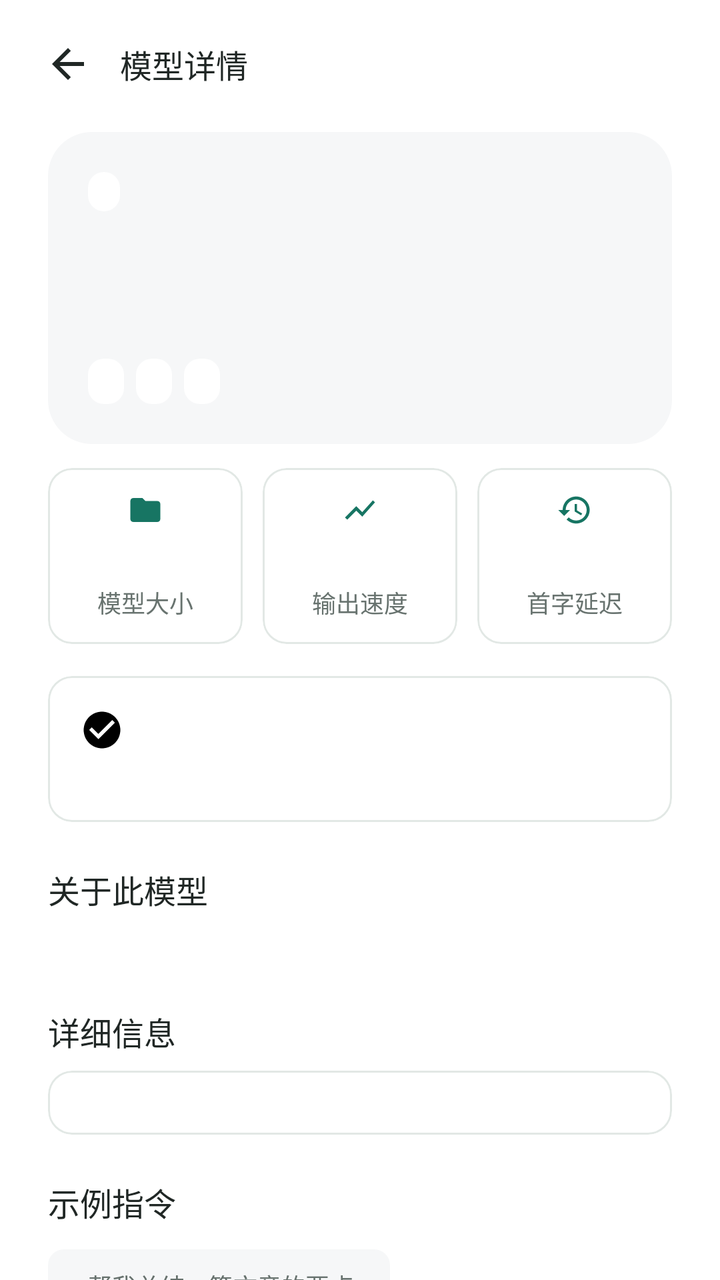
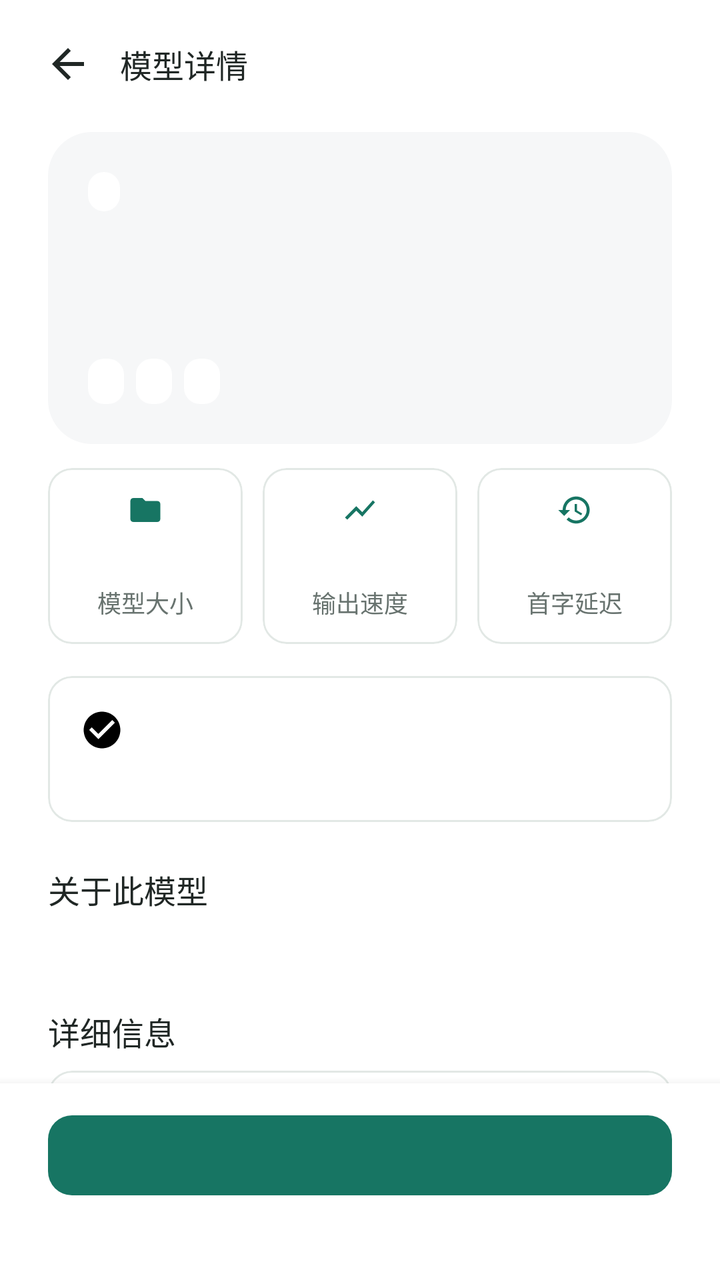

Before-and-after screenshots of an Android layout around one commit, followed by the original layout XML and the change that was made.
<!-- AndroidManifest.xml: application theme Theme.LocalAI -->
<!-- res/layout/fragment_model_detail.xml -->
<?xml version="1.0" encoding="utf-8"?>
<ScrollView xmlns:android="http://schemas.android.com/apk/res/android"
    xmlns:app="http://schemas.android.com/apk/res-auto"
    android:layout_width="match_parent"
    android:layout_height="match_parent"
    android:fillViewport="true"
    android:scrollbars="none">

    <LinearLayout
        android:layout_width="match_parent"
        android:layout_height="wrap_content"
        android:orientation="vertical"
        android:paddingBottom="28dp">

        
        <LinearLayout
            android:layout_width="match_parent"
            android:layout_height="wrap_content"
            android:orientation="horizontal"
            android:gravity="center_vertical"
            android:paddingStart="10dp"
            android:paddingEnd="@dimen/pad_screen"
            android:paddingTop="8dp"
            android:paddingBottom="4dp">

            <ImageButton
                android:id="@+id/btn_back"
                android:layout_width="48dp"
                android:layout_height="48dp"
                android:background="?attr/selectableItemBackgroundBorderless"
                android:src="@drawable/ic_back"
                app:tint="@color/text_primary"
                android:contentDescription="@string/action_back" />

            <TextView
                style="@style/Text.App.Section"
                android:layout_width="wrap_content"
                android:layout_height="wrap_content"
                android:layout_marginStart="2dp"
                android:text="@string/detail_title" />
        </LinearLayout>

        
        <com.google.android.material.card.MaterialCardView
            style="@style/Widget.App.Card.Hero"
            android:layout_width="match_parent"
            android:layout_height="wrap_content"
            android:layout_marginStart="@dimen/pad_screen"
            android:layout_marginEnd="@dimen/pad_screen"
            android:layout_marginTop="6dp">

            <FrameLayout
                android:layout_width="match_parent"
                android:layout_height="wrap_content"
                android:background="@color/surface_variant"
                android:clipToOutline="true"
                android:outlineProvider="background">

                <LinearLayout
                    android:layout_width="match_parent"
                    android:layout_height="wrap_content"
                    android:orientation="vertical"
                    android:padding="20dp">

                <LinearLayout
                    android:layout_width="wrap_content"
                    android:layout_height="wrap_content"
                    android:orientation="horizontal">

                    <TextView
                        android:id="@+id/hero_tag"
                        android:layout_width="wrap_content"
                        android:layout_height="wrap_content"
                        android:background="@drawable/bg_rounded_badge"
                        android:backgroundTint="@color/surface"
                        android:paddingStart="8dp"
                        android:paddingEnd="8dp"
                        android:paddingTop="3dp"
                        android:paddingBottom="3dp"
                        android:textColor="@color/text_primary"
                        android:textSize="10sp"
                        android:textStyle="bold" />

                    <TextView
                        android:id="@+id/hero_status"
                        android:layout_width="wrap_content"
                        android:layout_height="wrap_content"
                        android:layout_marginStart="6dp"
                        android:visibility="gone"
                        android:background="@drawable/bg_rounded_badge"
                        android:backgroundTint="@color/surface"
                        android:paddingStart="8dp"
                        android:paddingEnd="8dp"
                        android:paddingTop="3dp"
                        android:paddingBottom="3dp"
                        android:textColor="@color/text_primary"
                        android:textSize="10sp"
                        android:textStyle="bold" />
                </LinearLayout>

                <TextView
                    android:id="@+id/hero_name"
                    android:layout_width="match_parent"
                    android:layout_height="wrap_content"
                    android:layout_marginTop="12dp"
                    android:textColor="@color/text_primary"
                    android:textSize="20sp"
                    android:fontFamily="sans-serif-medium"
                    android:textStyle="bold" />

                <TextView
                    android:id="@+id/hero_publisher"
                    android:layout_width="wrap_content"
                    android:layout_height="wrap_content"
                    android:layout_marginTop="3dp"
                    android:textColor="@color/text_secondary"
                    android:textSize="13sp" />

                <LinearLayout
                    android:layout_width="wrap_content"
                    android:layout_height="wrap_content"
                    android:orientation="horizontal"
                    android:layout_marginTop="14dp">

                    <TextView
                        android:id="@+id/hero_param"
                        android:layout_width="wrap_content"
                        android:layout_height="wrap_content"
                        android:background="@drawable/bg_rounded_badge"
                        android:backgroundTint="@color/surface"
                        android:paddingStart="9dp"
                        android:paddingEnd="9dp"
                        android:paddingTop="4dp"
                        android:paddingBottom="4dp"
                        android:textColor="@color/text_primary"
                        android:textSize="11sp" />

                    <TextView
                        android:id="@+id/hero_quant"
                        android:layout_width="wrap_content"
                        android:layout_height="wrap_content"
                        android:layout_marginStart="6dp"
                        android:background="@drawable/bg_rounded_badge"
                        android:backgroundTint="@color/surface"
                        android:paddingStart="9dp"
                        android:paddingEnd="9dp"
                        android:paddingTop="4dp"
                        android:paddingBottom="4dp"
                        android:textColor="@color/text_primary"
                        android:textSize="11sp" />

                    <TextView
                        android:id="@+id/hero_ctx"
                        android:layout_width="wrap_content"
                        android:layout_height="wrap_content"
                        android:layout_marginStart="6dp"
                        android:background="@drawable/bg_rounded_badge"
                        android:backgroundTint="@color/surface"
                        android:paddingStart="9dp"
                        android:paddingEnd="9dp"
                        android:paddingTop="4dp"
                        android:paddingBottom="4dp"
                        android:textColor="@color/text_primary"
                        android:textSize="11sp" />
                </LinearLayout>
                </LinearLayout>
            </FrameLayout>
        </com.google.android.material.card.MaterialCardView>

        
        <LinearLayout
            android:layout_width="match_parent"
            android:layout_height="wrap_content"
            android:orientation="horizontal"
            android:layout_marginStart="@dimen/pad_screen"
            android:layout_marginEnd="@dimen/pad_screen"
            android:layout_marginTop="@dimen/gap_md">

            <com.google.android.material.card.MaterialCardView
                android:layout_width="0dp"
                android:layout_weight="1"
                android:layout_height="wrap_content">

                <LinearLayout style="@style/StatCell">
                    <ImageView style="@style/StatIcon" android:src="@drawable/ic_folder" android:contentDescription="@null" />
                    <TextView android:id="@+id/val_size" style="@style/StatValue" />
                    <TextView style="@style/StatLabel" android:text="@string/stat_size" />
                </LinearLayout>
            </com.google.android.material.card.MaterialCardView>

            <com.google.android.material.card.MaterialCardView
                android:layout_width="0dp"
                android:layout_weight="1"
                android:layout_height="wrap_content"
                android:layout_marginStart="10dp">

                <LinearLayout style="@style/StatCell">
                    <ImageView style="@style/StatIcon" android:src="@drawable/ic_pulse" android:contentDescription="@null" />
                    <TextView android:id="@+id/val_speed" style="@style/StatValue" />
                    <TextView style="@style/StatLabel" android:text="@string/stat_speed" />
                </LinearLayout>
            </com.google.android.material.card.MaterialCardView>

            <com.google.android.material.card.MaterialCardView
                android:layout_width="0dp"
                android:layout_weight="1"
                android:layout_height="wrap_content"
                android:layout_marginStart="10dp">

                <LinearLayout style="@style/StatCell">
                    <ImageView style="@style/StatIcon" android:src="@drawable/ic_history" android:contentDescription="@null" />
                    <TextView android:id="@+id/val_ttft" style="@style/StatValue" />
                    <TextView style="@style/StatLabel" android:text="@string/stat_ttft" />
                </LinearLayout>
            </com.google.android.material.card.MaterialCardView>
        </LinearLayout>

        
        <com.google.android.material.card.MaterialCardView
            android:layout_width="match_parent"
            android:layout_height="wrap_content"
            android:layout_marginStart="@dimen/pad_screen"
            android:layout_marginEnd="@dimen/pad_screen"
            android:layout_marginTop="@dimen/gap_lg">

            <LinearLayout
                android:layout_width="match_parent"
                android:layout_height="wrap_content"
                android:orientation="horizontal"
                android:padding="16dp">

                <ImageView
                    android:id="@+id/compat_icon"
                    android:layout_width="22dp"
                    android:layout_height="22dp"
                    android:src="@drawable/ic_check_circle"
                    android:contentDescription="@null" />

                <LinearLayout
                    android:layout_width="0dp"
                    android:layout_height="wrap_content"
                    android:layout_weight="1"
                    android:layout_marginStart="10dp"
                    android:orientation="vertical">

                    <TextView
                        android:id="@+id/compat_title"
                        android:layout_width="wrap_content"
                        android:layout_height="wrap_content"
                        android:textSize="15sp"
                        android:fontFamily="sans-serif-medium"
                        android:textStyle="bold" />

                    <TextView
                        android:id="@+id/compat_reason"
                        style="@style/Text.App.BodySec"
                        android:layout_width="match_parent"
                        android:layout_height="wrap_content"
                        android:layout_marginTop="3dp" />
                </LinearLayout>
            </LinearLayout>
        </com.google.android.material.card.MaterialCardView>

        
        <TextView
            style="@style/Text.App.Section"
            android:layout_width="wrap_content"
            android:layout_height="wrap_content"
            android:layout_marginStart="@dimen/pad_screen"
            android:layout_marginTop="@dimen/gap_xl"
            android:text="@string/section_about" />

        <TextView
            android:id="@+id/text_desc"
            style="@style/Text.App.BodySec"
            android:layout_width="match_parent"
            android:layout_height="wrap_content"
            android:layout_marginStart="@dimen/pad_screen"
            android:layout_marginEnd="@dimen/pad_screen"
            android:layout_marginTop="8dp" />

        
        <TextView
            style="@style/Text.App.Section"
            android:layout_width="wrap_content"
            android:layout_height="wrap_content"
            android:layout_marginStart="@dimen/pad_screen"
            android:layout_marginTop="@dimen/gap_xl"
            android:text="@string/section_meta" />

        <com.google.android.material.card.MaterialCardView
            android:layout_width="match_parent"
            android:layout_height="wrap_content"
            android:layout_marginStart="@dimen/pad_screen"
            android:layout_marginEnd="@dimen/pad_screen"
            android:layout_marginTop="@dimen/gap_sm">

            <LinearLayout
                android:id="@+id/meta_container"
                android:layout_width="match_parent"
                android:layout_height="wrap_content"
                android:orientation="vertical"
                android:padding="16dp" />
        </com.google.android.material.card.MaterialCardView>

        
        <TextView
            style="@style/Text.App.Section"
            android:layout_width="wrap_content"
            android:layout_height="wrap_content"
            android:layout_marginStart="@dimen/pad_screen"
            android:layout_marginTop="@dimen/gap_xl"
            android:text="@string/section_samples" />

        <com.google.android.material.chip.ChipGroup
            android:layout_width="match_parent"
            android:layout_height="wrap_content"
            android:layout_marginStart="@dimen/pad_screen"
            android:layout_marginEnd="@dimen/pad_screen"
            android:layout_marginTop="6dp"
            app:singleLine="false"
            app:chipSpacingHorizontal="8dp"
            app:chipSpacingVertical="-4dp">

            <com.google.android.material.chip.Chip
                android:id="@+id/sample_1"
                style="@style/Widget.App.Chip"
                android:layout_width="wrap_content"
                android:layout_height="wrap_content"
                app:chipBackgroundColor="?attr/colorSurfaceVariant"
                android:text="@string/sample_prompt_summary" />

            <com.google.android.material.chip.Chip
                android:id="@+id/sample_2"
                style="@style/Widget.App.Chip"
                android:layout_width="wrap_content"
                android:layout_height="wrap_content"
                app:chipBackgroundColor="?attr/colorSurfaceVariant"
                android:text="@string/sample_prompt_quant" />

            <com.google.android.material.chip.Chip
                android:id="@+id/sample_3"
                style="@style/Widget.App.Chip"
                android:layout_width="wrap_content"
                android:layout_height="wrap_content"
                app:chipBackgroundColor="?attr/colorSurfaceVariant"
                android:text="@string/sample_prompt_poem" />
        </com.google.android.material.chip.ChipGroup>

        
        <com.google.android.material.button.MaterialButton
            android:id="@+id/btn_action"
            style="@style/Widget.App.Button"
            android:layout_width="match_parent"
            android:layout_height="52dp"
            android:layout_marginStart="@dimen/pad_screen"
            android:layout_marginEnd="@dimen/pad_screen"
            android:layout_marginTop="@dimen/gap_xl"
            android:textSize="15sp" />

        <TextView
            android:id="@+id/btn_note"
            style="@style/Text.App.Caption"
            android:layout_width="match_parent"
            android:layout_height="wrap_content"
            android:gravity="center"
            android:layout_marginTop="@dimen/gap_sm" />
    </LinearLayout>
</ScrollView>
<!-- resources referenced by this layout -->
<resources>
  <color name="surface">#FFFFFF</color>
  <color name="surface_variant">#F6F7F8</color>
  <color name="text_primary">#202725</color>
  <color name="text_secondary">#66716D</color>
  <dimen name="gap_lg">16dp</dimen>
  <dimen name="gap_md">12dp</dimen>
  <dimen name="gap_sm">8dp</dimen>
  <dimen name="gap_xl">22dp</dimen>
  <dimen name="pad_screen">24dp</dimen>
  <!-- drawable bg_rounded_badge (drawable) -->
  <?xml version="1.0" encoding="utf-8"?>
  <shape xmlns:android="http://schemas.android.com/apk/res/android" android:shape="rectangle">
      <corners android:radius="8dp" />
  </shape>
  <string name="action_back">返回</string>
  <string name="detail_title">模型详情</string>
  <string name="sample_prompt_poem">写一首关于离线 AI 的短诗</string>
  <string name="sample_prompt_quant">解释什么是模型量化</string>
  <string name="sample_prompt_summary">帮我总结一篇文章的要点</string>
  <string name="section_about">关于此模型</string>
  <string name="section_meta">详细信息</string>
  <string name="section_samples">示例指令</string>
  <string name="stat_size">模型大小</string>
  <string name="stat_speed">输出速度</string>
  <string name="stat_ttft">首字延迟</string>
  <style name="StatCell">
          <item name="android:layout_width">match_parent</item>
          <item name="android:layout_height">wrap_content</item>
          <item name="android:orientation">vertical</item>
          <item name="android:padding">12dp</item>
          <item name="android:gravity">center</item>
      </style>
  <style name="StatIcon">
          <item name="android:layout_width">18dp</item>
          <item name="android:layout_height">18dp</item>
          <item name="tint">@color/md_primary</item>
      </style>
  <style name="Text.App.BodySec" parent="android:TextAppearance">
          <item name="android:textSize">13sp</item>
          <item name="android:textColor">@color/text_secondary</item>
          <item name="android:lineSpacingExtra">3sp</item>
      </style>
  <style name="Text.App.Caption" parent="android:TextAppearance">
          <item name="android:textSize">12sp</item>
          <item name="android:textColor">@color/text_tertiary</item>
      </style>
  <style name="Text.App.Section" parent="android:TextAppearance">
          <item name="android:textSize">16sp</item>
          <item name="android:fontFamily">sans-serif-medium</item>
          <item name="android:textColor">@color/text_primary</item>
      </style>
  <style name="Widget.App.Card.Hero">
          <item name="cardCornerRadius">22dp</item>
          <item name="strokeWidth">0dp</item>
          <item name="cardBackgroundColor">@android:color/transparent</item>
      </style>
  <color name="md_primary">#177563</color>
  <color name="text_tertiary">#68736F</color>
  <dimen name="radius_btn">12dp</dimen>
  <dimen name="h_button">46dp</dimen>
  <color name="md_on_primary">#FFFFFF</color>
  <color name="md_primary_container">#EAF3EF</color>
  <color name="md_on_primary_container">#155B4E</color>
  <color name="md_secondary">#177563</color>
  <color name="md_on_secondary">#FFFFFF</color>
  <color name="md_secondary_container">#EAF3EF</color>
  <color name="md_on_secondary_container">#155B4E</color>
  <color name="md_tertiary">#D97706</color>
  <color name="md_on_tertiary">#FFFFFF</color>
  <color name="md_tertiary_container">#FEF3C7</color>
  <color name="md_on_tertiary_container">#78350F</color>
  <color name="outline">#E2E8E5</color>
  <color name="on_surface">#202725</color>
  <color name="on_surface_variant">#66716D</color>
  <color name="status_danger">#DC2626</color>
  <color name="app_background">#FFFFFF</color>
  <style name="Widget.App.NavIndicator" parent="Widget.Material3.BottomNavigationView.ActiveIndicator">
          <item name="android:color">?attr/colorPrimaryContainer</item>
      </style>
  <dimen name="radius_card">12dp</dimen>
  <!-- unchanged entries left out for length: 12 -->
</resources>

<!-- the commit's change to res/layout/fragment_model_detail.xml (unified diff, before → after) -->
@@ -1,16 +1,22 @@
 <?xml version="1.0" encoding="utf-8"?>
-<ScrollView xmlns:android="http://schemas.android.com/apk/res/android"
+<LinearLayout xmlns:android="http://schemas.android.com/apk/res/android"
     xmlns:app="http://schemas.android.com/apk/res-auto"
     android:layout_width="match_parent"
     android:layout_height="match_parent"
-    android:fillViewport="true"
-    android:scrollbars="none">
+    android:orientation="vertical">
+
+    <ScrollView
+        android:layout_width="match_parent"
+        android:layout_height="0dp"
+        android:layout_weight="1"
+        android:fillViewport="true"
+        android:scrollbars="none">
 
     <LinearLayout
         android:layout_width="match_parent"
         android:layout_height="wrap_content"
         android:orientation="vertical"
-        android:paddingBottom="28dp">
+        android:paddingBottom="16dp">
 
         
         <LinearLayout
@@ -348,14 +354,26 @@
         </com.google.android.material.chip.ChipGroup>
 
         
+    </LinearLayout>
+    </ScrollView>
+
+    <LinearLayout
+        android:layout_width="match_parent"
+        android:layout_height="wrap_content"
+        android:orientation="vertical"
+        android:background="?attr/colorSurface"
+        android:elevation="8dp"
+        android:outlineProvider="bounds"
+        android:paddingStart="@dimen/pad_screen"
+        android:paddingEnd="@dimen/pad_screen"
+        android:paddingTop="10dp"
+        android:paddingBottom="12dp">
+
         <com.google.android.material.button.MaterialButton
             android:id="@+id/btn_action"
             style="@style/Widget.App.Button"
             android:layout_width="match_parent"
             android:layout_height="52dp"
-            android:layout_marginStart="@dimen/pad_screen"
-            android:layout_marginEnd="@dimen/pad_screen"
-            android:layout_marginTop="@dimen/gap_xl"
             android:textSize="15sp" />
 
         <TextView
@@ -366,4 +384,4 @@
             android:gravity="center"
             android:layout_marginTop="@dimen/gap_sm" />
     </LinearLayout>
-</ScrollView>
+</LinearLayout>
